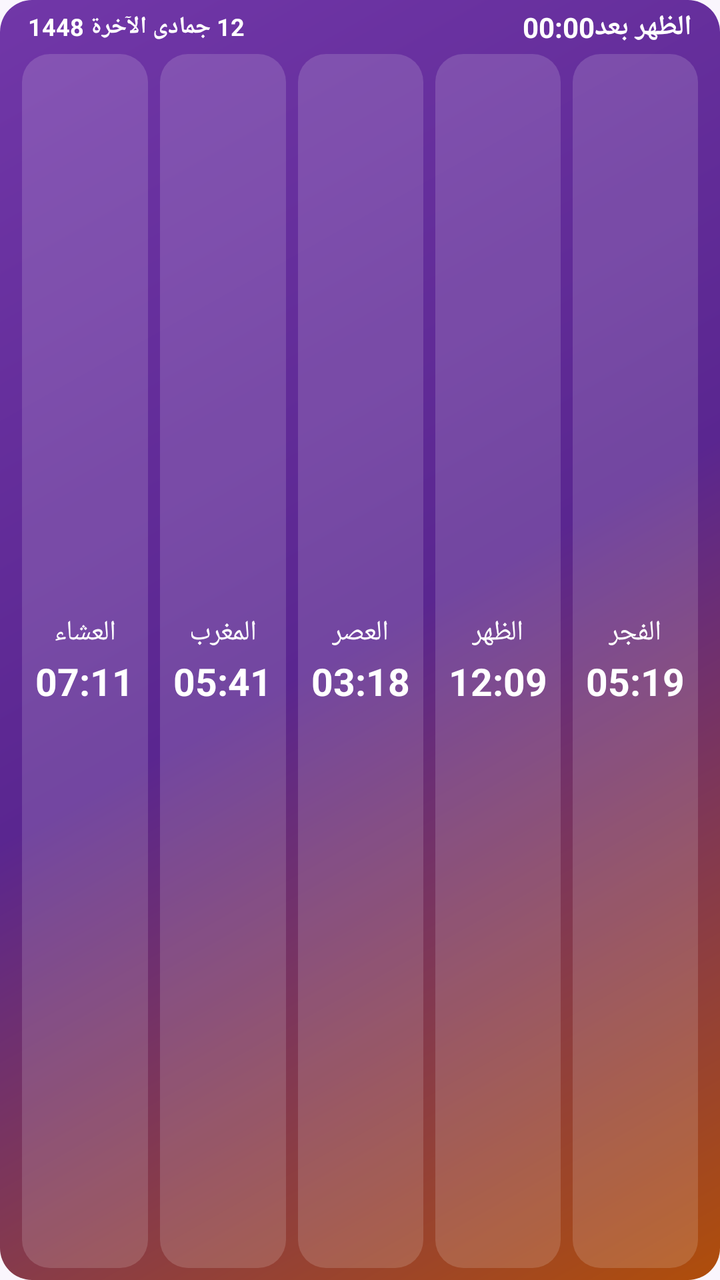
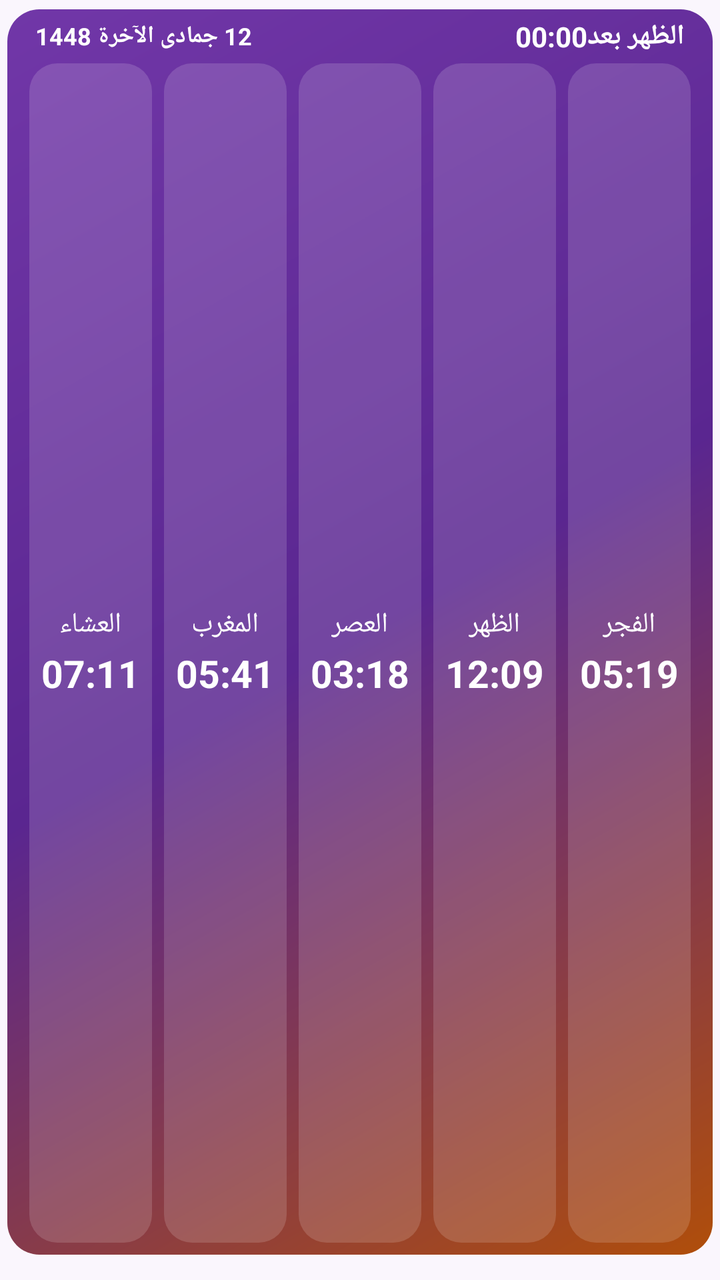

Compare the two renders of this Android layout. The source of the first and the diff that turns it into the second are given below.
<!-- AndroidManifest.xml: application theme AppTheme -->
<!-- res/layout/widget_day_cards.xml -->
<?xml version="1.0" encoding="utf-8"?>
<FrameLayout xmlns:android="http://schemas.android.com/apk/res/android" android:id="@+id/widget_root" android:layout_width="match_parent" android:layout_height="match_parent" android:layoutDirection="rtl">
    <ImageView android:id="@+id/wbg" android:layout_width="match_parent" android:layout_height="match_parent" android:clipToOutline="true" android:scaleType="fitXY" android:src="@drawable/wbg_grad_1" android:contentDescription="@null" />
    <LinearLayout android:layout_width="match_parent" android:layout_height="match_parent" android:orientation="vertical">
        <LinearLayout android:id="@+id/w_head" android:layout_width="match_parent" android:layout_height="wrap_content" android:orientation="horizontal" android:gravity="center_vertical" android:paddingStart="14dp" android:paddingEnd="14dp" android:paddingTop="4dp" android:paddingBottom="4dp" >
            <TextView android:id="@+id/w_next" android:layout_width="wrap_content" android:layout_height="wrap_content" android:text="الظهر بعد" android:textColor="#FFFFFF" android:textSize="14dp" android:textStyle="bold" android:maxLines="1" />
            <Chronometer android:id="@+id/w_chrono" android:layout_width="wrap_content" android:layout_height="wrap_content" android:layout_marginStart="6dp" android:textColor="#FFFFFF" android:textSize="14dp" android:textStyle="bold" android:layoutDirection="ltr" />
            <TextView android:id="@+id/w_cd" android:layout_width="wrap_content" android:layout_height="wrap_content" android:visibility="gone" />
            <TextView android:id="@+id/w_label" android:layout_width="wrap_content" android:layout_height="wrap_content" android:visibility="gone" />
            <TextView android:id="@+id/w_city" android:layout_width="0dp" android:layout_height="wrap_content" android:layout_weight="1" android:layout_marginStart="8dp" android:textColor="#E6D6F5" android:textSize="11dp" android:maxLines="1" android:ellipsize="end" />
            <TextView android:id="@+id/w_weather" android:layout_width="wrap_content" android:layout_height="wrap_content" android:layout_marginEnd="8dp" android:textColor="#FFFFFF" android:textSize="12dp" android:textStyle="bold" android:maxLines="1" android:visibility="gone" />
            <TextView android:id="@+id/w_hijri" android:layout_width="wrap_content" android:layout_height="wrap_content" android:text="12 جمادى الآخرة 1448" android:textColor="#FFFFFF" android:textSize="12dp" android:textStyle="bold" android:maxLines="1" android:ellipsize="end" />
        </LinearLayout>
        <LinearLayout android:layout_width="match_parent" android:layout_height="0dp" android:layout_weight="1" android:orientation="horizontal" android:gravity="center_vertical" android:paddingStart="8dp" android:paddingEnd="8dp" android:paddingBottom="6dp">
            <LinearLayout android:id="@+id/c0" android:layout_width="0dp" android:layout_height="match_parent" android:layout_weight="1" android:orientation="vertical" android:gravity="center" android:layout_marginStart="3dp" android:layout_marginEnd="3dp" android:background="@drawable/w_tile_l">
                <TextView android:id="@+id/n0" android:layout_width="wrap_content" android:layout_height="wrap_content" android:text="الفجر" android:textColor="#FFFFFF" android:textSize="14dp" android:maxLines="1" />
                <TextView android:id="@+id/t0" android:layout_width="wrap_content" android:layout_height="wrap_content" android:layout_marginTop="1dp" android:paddingStart="5dp" android:paddingEnd="5dp" android:paddingTop="1dp" android:paddingBottom="1dp" android:text="05:19" android:textColor="#FFFFFF" android:textSize="19dp" android:textStyle="bold" android:maxLines="1" />
            </LinearLayout>
            <LinearLayout android:id="@+id/c1" android:layout_width="0dp" android:layout_height="match_parent" android:layout_weight="1" android:orientation="vertical" android:gravity="center" android:layout_marginStart="3dp" android:layout_marginEnd="3dp" android:background="@drawable/w_tile_l">
                <TextView android:id="@+id/n1" android:layout_width="wrap_content" android:layout_height="wrap_content" android:text="الظهر" android:textColor="#FFFFFF" android:textSize="14dp" android:maxLines="1" />
                <TextView android:id="@+id/t1" android:layout_width="wrap_content" android:layout_height="wrap_content" android:layout_marginTop="1dp" android:paddingStart="5dp" android:paddingEnd="5dp" android:paddingTop="1dp" android:paddingBottom="1dp" android:text="12:09" android:textColor="#FFFFFF" android:textSize="19dp" android:textStyle="bold" android:maxLines="1" />
            </LinearLayout>
            <LinearLayout android:id="@+id/c2" android:layout_width="0dp" android:layout_height="match_parent" android:layout_weight="1" android:orientation="vertical" android:gravity="center" android:layout_marginStart="3dp" android:layout_marginEnd="3dp" android:background="@drawable/w_tile_l">
                <TextView android:id="@+id/n2" android:layout_width="wrap_content" android:layout_height="wrap_content" android:text="العصر" android:textColor="#FFFFFF" android:textSize="14dp" android:maxLines="1" />
                <TextView android:id="@+id/t2" android:layout_width="wrap_content" android:layout_height="wrap_content" android:layout_marginTop="1dp" android:paddingStart="5dp" android:paddingEnd="5dp" android:paddingTop="1dp" android:paddingBottom="1dp" android:text="03:18" android:textColor="#FFFFFF" android:textSize="19dp" android:textStyle="bold" android:maxLines="1" />
            </LinearLayout>
            <LinearLayout android:id="@+id/c3" android:layout_width="0dp" android:layout_height="match_parent" android:layout_weight="1" android:orientation="vertical" android:gravity="center" android:layout_marginStart="3dp" android:layout_marginEnd="3dp" android:background="@drawable/w_tile_l">
                <TextView android:id="@+id/n3" android:layout_width="wrap_content" android:layout_height="wrap_content" android:text="المغرب" android:textColor="#FFFFFF" android:textSize="14dp" android:maxLines="1" />
                <TextView android:id="@+id/t3" android:layout_width="wrap_content" android:layout_height="wrap_content" android:layout_marginTop="1dp" android:paddingStart="5dp" android:paddingEnd="5dp" android:paddingTop="1dp" android:paddingBottom="1dp" android:text="05:41" android:textColor="#FFFFFF" android:textSize="19dp" android:textStyle="bold" android:maxLines="1" />
            </LinearLayout>
            <LinearLayout android:id="@+id/c4" android:layout_width="0dp" android:layout_height="match_parent" android:layout_weight="1" android:orientation="vertical" android:gravity="center" android:layout_marginStart="3dp" android:layout_marginEnd="3dp" android:background="@drawable/w_tile_l">
                <TextView android:id="@+id/n4" android:layout_width="wrap_content" android:layout_height="wrap_content" android:text="العشاء" android:textColor="#FFFFFF" android:textSize="14dp" android:maxLines="1" />
                <TextView android:id="@+id/t4" android:layout_width="wrap_content" android:layout_height="wrap_content" android:layout_marginTop="1dp" android:paddingStart="5dp" android:paddingEnd="5dp" android:paddingTop="1dp" android:paddingBottom="1dp" android:text="07:11" android:textColor="#FFFFFF" android:textSize="19dp" android:textStyle="bold" android:maxLines="1" />
            </LinearLayout>
        </LinearLayout>
    </LinearLayout>
</FrameLayout>
<!-- resources referenced by this layout -->
<resources>
  <!-- drawable w_tile_l (drawable) -->
  <?xml version="1.0" encoding="utf-8"?>
  <shape xmlns:android="http://schemas.android.com/apk/res/android" android:shape="rectangle">
      <solid android:color="#26FFFFFF" />
      <corners android:radius="14dp" />
  </shape>
  <!-- drawable wbg_grad_1 (drawable) -->
  <?xml version="1.0" encoding="utf-8"?>
  <shape xmlns:android="http://schemas.android.com/apk/res/android" android:shape="rectangle">
      <gradient android:angle="315" android:startColor="#7137A8" android:centerColor="#5A2690" android:endColor="#B04E0A" />
      <corners android:radius="16dp" />
  </shape>
  <style name="AppTheme" parent="@android:style/Theme.Material.Light.NoActionBar">
          <item name="android:windowBackground">@color/bg</item>
          <item name="android:statusBarColor">@color/bg</item>
          <item name="android:navigationBarColor">@color/bg</item>
          <item name="android:colorAccent">@color/orange</item>
          <item name="android:colorPrimary">@color/purple</item>
      </style>
  <color name="bg">#FAF6FD</color>
  <color name="orange">#F28A32</color>
  <color name="purple">#7137A8</color>
</resources>

<!-- the commit's change to res/layout/widget_day_cards.xml (unified diff, before → after) -->
@@ -1,5 +1,5 @@
 <?xml version="1.0" encoding="utf-8"?>
-<FrameLayout xmlns:android="http://schemas.android.com/apk/res/android" android:id="@+id/widget_root" android:layout_width="match_parent" android:layout_height="match_parent" android:layoutDirection="rtl">
+<FrameLayout xmlns:android="http://schemas.android.com/apk/res/android" android:id="@+id/widget_root" android:layout_width="match_parent" android:layout_height="match_parent" android:layoutDirection="rtl" android:paddingStart="3.5dp" android:paddingEnd="3.5dp" android:paddingTop="4.5dp" android:paddingBottom="12.5dp">
     <ImageView android:id="@+id/wbg" android:layout_width="match_parent" android:layout_height="match_parent" android:clipToOutline="true" android:scaleType="fitXY" android:src="@drawable/wbg_grad_1" android:contentDescription="@null" />
     <LinearLayout android:layout_width="match_parent" android:layout_height="match_parent" android:orientation="vertical">
         <LinearLayout android:id="@+id/w_head" android:layout_width="match_parent" android:layout_height="wrap_content" android:orientation="horizontal" android:gravity="center_vertical" android:paddingStart="14dp" android:paddingEnd="14dp" android:paddingTop="4dp" android:paddingBottom="4dp" >
